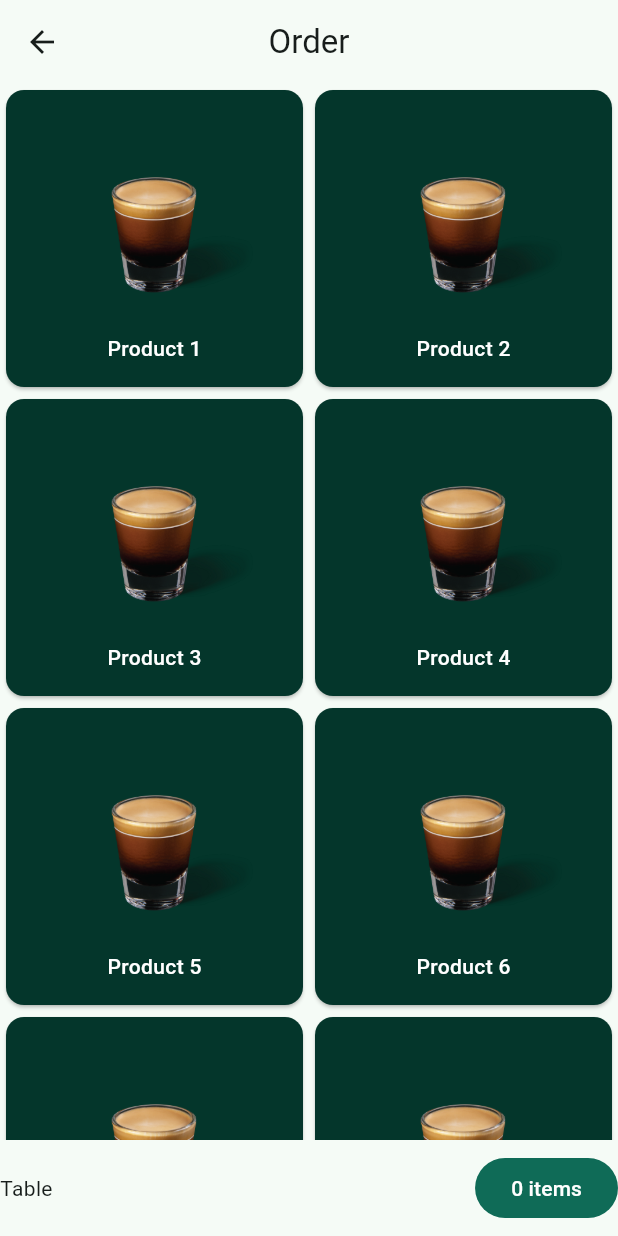
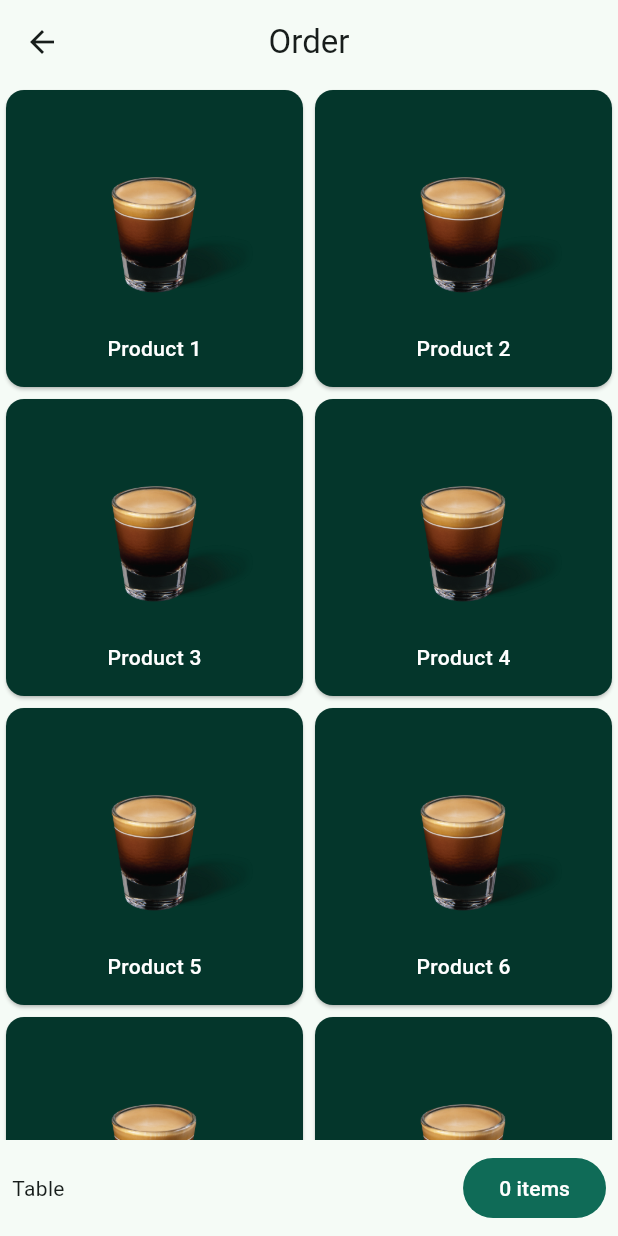
Before and after one commit to anoochit/simply_coffee, a Flutter app: the OrderView screen opened directly, on a phone screen of 412 x 824 dp. Run offline on Flutter 3.47's test engine with Material 3 defaults, Android fonts, the phone set to English and light mode, and no system bars; our stand-ins replace get; missing offline and left inert: flutter_barcode_scanner.

Commit message:
update layout and add screenshots

```diff
--- a/lib/app/modules/order/views/order_view.dart
+++ b/lib/app/modules/order/views/order_view.dart
@@ -56,14 +56,18 @@ class OrderView extends GetView<AppController> {
       bottomNavigationBar: SizedBox(
         height: 64,
         child: Obx(
-          () => Row(
+          () => Padding(
+            padding: const EdgeInsets.symmetric(horizontal: 8.0),
+            child: Row(
               mainAxisAlignment: MainAxisAlignment.spaceBetween,
               children: [
                 Text('Table ${controller.tableNo.value}'),
                 FilledButton(
                   onPressed: () {
+                    if (controller.orderTotalItem > 0) {
                       // order list
                       Get.toNamed(Routes.CART);
+                    }
                   },
                   child: Text('${controller.orderTotalItem} items'),
                 ),
@@ -71,6 +75,7 @@ class OrderView extends GetView<AppController> {
             ),
           ),
         ),
+      ),
     );
   }
 }
```
Also changed, not shown: lib/app/modules/cart/views/cart_view.dart (+11 -5 lines), 10 other files. Lines whose indentation alone changed are shown as unchanged.
